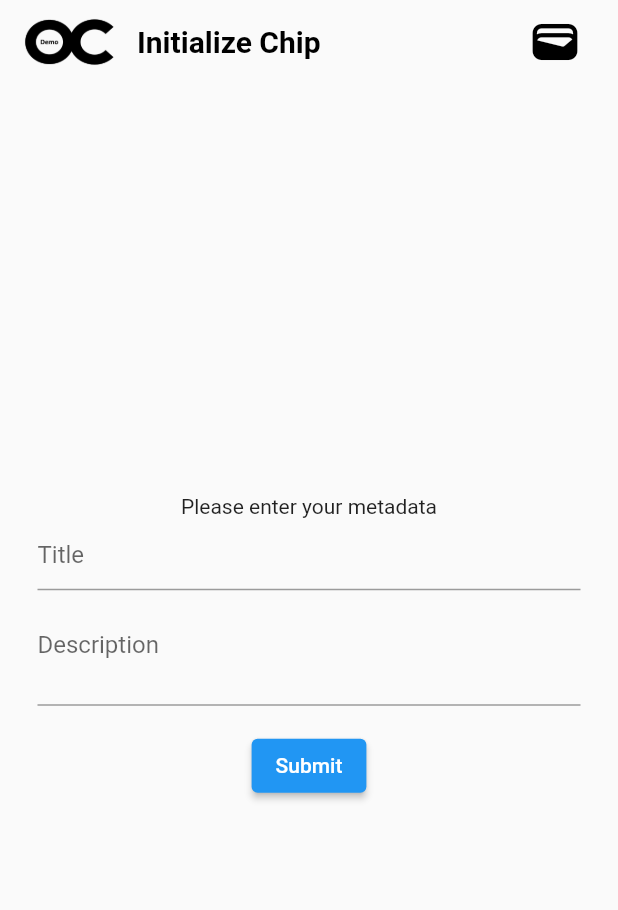
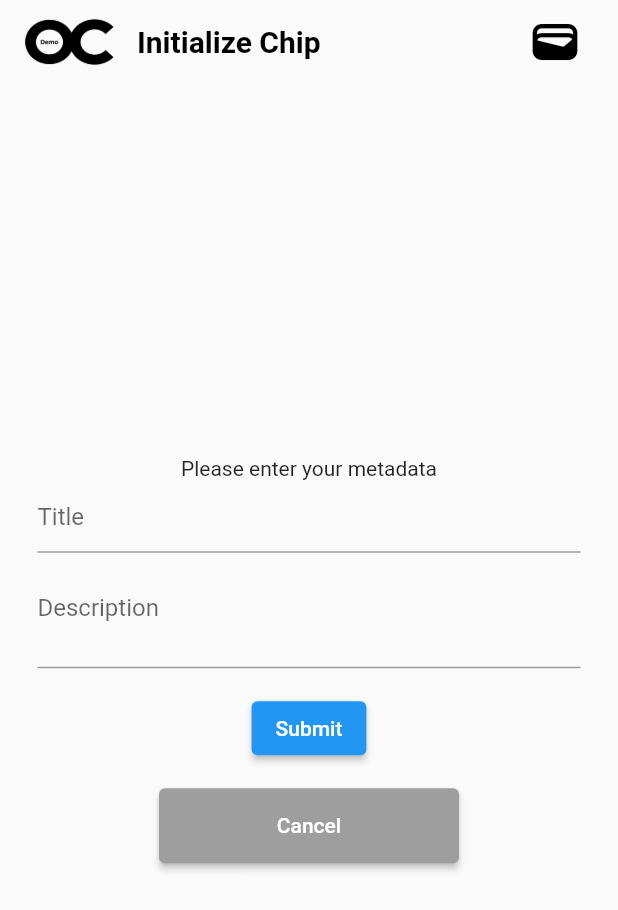
Before and after one commit to OwnerChip/oc-app, a Flutter app: the MetadataScreen screen opened by its route, on a phone screen of 412 x 824 dp. Shown: the top 910 px of the screen. Run offline on Flutter 3.47's test engine with Material 2 defaults, Android fonts, the phone set to English and light mode, and no system bars; missing offline and left inert: nfc_manager, walletconnect_dart, walletconnect_secure_storage, web3dart.

Commit message:
add cancel buttons and hite all functions button if no wallet connected

```diff
--- a/lib/screens/ChipAlreadyInitializedScreen.dart
+++ b/lib/screens/ChipAlreadyInitializedScreen.dart
@@ -69,7 +69,8 @@ class ChipAlreadyInitializedScreen extends StatelessWidget {
                   style: ElevatedButton.styleFrom(
                     backgroundColor: Colors.grey, // background
                   ),
-                  onPressed: () => {},
+                  onPressed: () =>
+                      {Navigator.pushNamed(context, LoginScreen.routeName)},
                   child: const Text('Cancel')),
             ),
           ]),
--- a/lib/screens/LoginScreen.dart
+++ b/lib/screens/LoginScreen.dart
@@ -32,7 +32,8 @@ class _LoginScreenState extends State<LoginScreen> {
       body: SafeArea(
           child: Center(
         child: Column(mainAxisAlignment: MainAxisAlignment.center, children: [
-          Padding(
+          widget.connector!.connected
+              ? Padding(
                   padding: const EdgeInsets.all(8.0),
                   child: SizedBox(
                     width: 200,
@@ -42,7 +43,8 @@ class _LoginScreenState extends State<LoginScreen> {
                       child: const Text('All functions'),
                     ),
                   ),
-          ),
+                )
+              : Container(),
           Padding(
             padding: const EdgeInsets.all(8.0),
             child: SizedBox(
--- a/lib/screens/MetadataInputScreen.dart
+++ b/lib/screens/MetadataInputScreen.dart
@@ -1,6 +1,7 @@
 import 'package:flutter/material.dart';
 import 'package:walletconnect_dart/walletconnect_dart.dart';
 import '../widgets/AppBarWithLogo.dart';
+import 'LoginScreen.dart';
 
 //stateful widget with name MetadataScreen
 class MetadataScreen extends StatefulWidget {
@@ -84,6 +85,20 @@ class _MetadataScreen extends State<MetadataScreen> {
                                       },
                                       child: const Text('Submit'),
                                     ),
+                                  ),
+                                  SizedBox(
+                                    width: 200,
+                                    height: 50,
+                                    child: ElevatedButton(
+                                        style: ElevatedButton.styleFrom(
+                                          backgroundColor:
+                                              Colors.grey, // background
+                                        ),
+                                        onPressed: () => {
+                                              Navigator.pushNamed(context,
+                                                  LoginScreen.routeName)
+                                            },
+                                        child: const Text('Cancel')),
                                   )
                                 ],
                               ))
```
Lines whose indentation alone changed are shown as unchanged.
